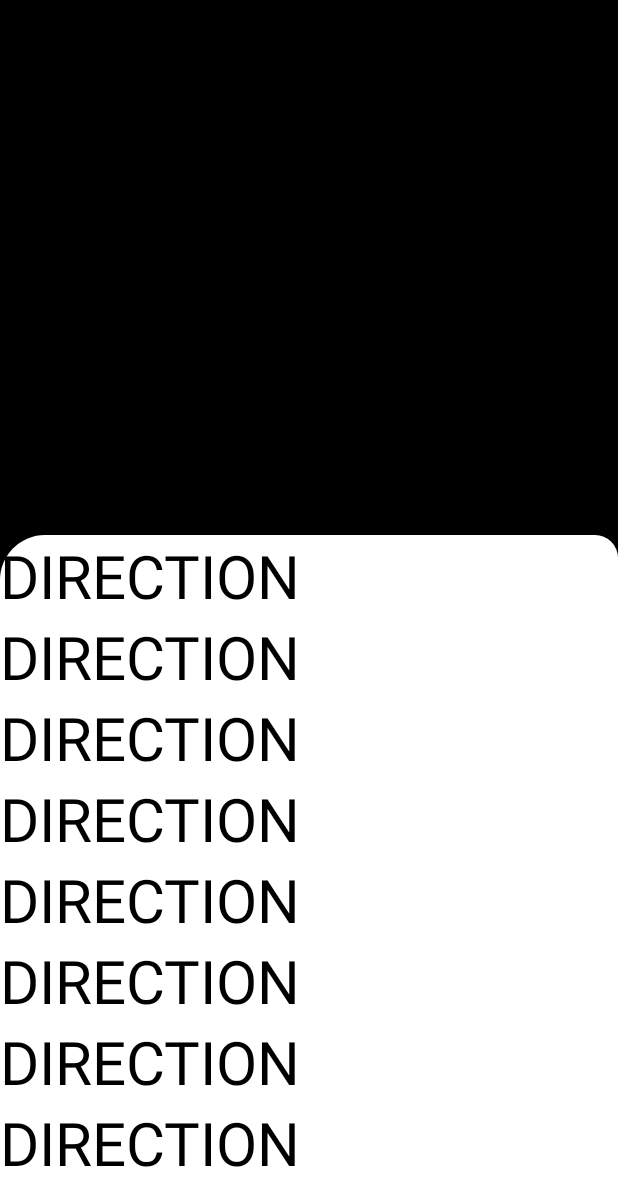
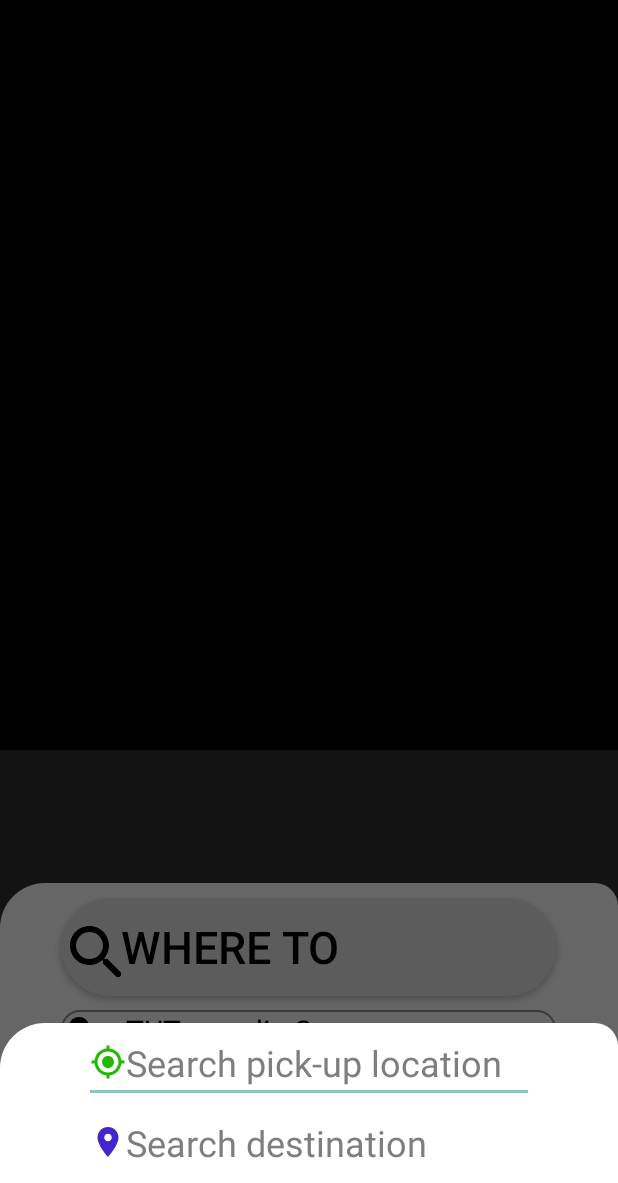
Before and after one commit to TresorKL/TaxiApp, an Android app: the screen it shows after launch (MainActivity), after a tap on "WHERE TO", on a phone screen of 412 x 824 dp, the part 53-1236 px from its top. Run offline under Robolectric (Android 15) with nearby library versions, the phone set to English and light mode, and no system bars.

Commit message:
fetch current location

```diff
--- a/app/build.gradle
+++ b/app/build.gradle
@@ -37,6 +37,7 @@ dependencies {
     implementation 'com.google.android.material:material:1.6.1'
     implementation 'androidx.constraintlayout:constraintlayout:2.1.4'
     implementation 'com.google.android.gms:play-services-maps:18.0.2'
+    implementation 'com.google.android.gms:play-services-location:20.0.0'
     implementation 'androidx.legacy:legacy-support-v4:1.0.0'
     implementation 'androidx.recyclerview:recyclerview:1.2.1'
     testImplementation 'junit:junit:4.13.2'
--- a/app/src/main/java/com/example/taxiapp/Bottom.java
+++ b/app/src/main/java/com/example/taxiapp/Bottom.java
@@ -48,6 +48,9 @@ public class Bottom extends Fragment {
                 dialog.getWindow().getAttributes().windowAnimations=R.style.DialogAnimation;
                 dialog.getWindow().setGravity(Gravity.BOTTOM);
 
+
+
+
             }
         });
 //------------------------------------------------------------------------------------------------
--- a/app/src/main/java/com/example/taxiapp/MapsFragment.java
+++ b/app/src/main/java/com/example/taxiapp/MapsFragment.java
@@ -2,56 +2,163 @@ package com.example.taxiapp;
 
 import androidx.annotation.NonNull;
 import androidx.annotation.Nullable;
+import androidx.core.app.ActivityCompat;
+import androidx.core.content.ContextCompat;
 import androidx.fragment.app.Fragment;
 
+import android.Manifest;
+import android.annotation.SuppressLint;
+import android.content.pm.PackageManager;
+import android.location.Address;
+import android.location.Geocoder;
+import android.location.Location;
+import android.location.LocationRequest;
 import android.os.Bundle;
 import android.view.LayoutInflater;
 import android.view.View;
 import android.view.ViewGroup;
+import android.widget.Toast;
 
+import com.google.android.gms.location.FusedLocationProviderClient;
+import com.google.android.gms.location.LocationCallback;
+import com.google.android.gms.location.LocationServices;
+import com.google.android.gms.maps.CameraUpdate;
 import com.google.android.gms.maps.CameraUpdateFactory;
 import com.google.android.gms.maps.GoogleMap;
 import com.google.android.gms.maps.OnMapReadyCallback;
 import com.google.android.gms.maps.SupportMapFragment;
 import com.google.android.gms.maps.model.LatLng;
+import com.google.android.gms.maps.model.LatLngBounds;
 import com.google.android.gms.maps.model.MarkerOptions;
+import com.google.android.gms.tasks.OnSuccessListener;
+import com.google.android.gms.tasks.Task;
 
-public class MapsFragment extends Fragment {
+import java.util.List;
 
-    private OnMapReadyCallback callback = new OnMapReadyCallback() {
+public class MapsFragment extends Fragment  {
+    private Location currentLocation ;
+    LocationRequest mLocationRequest;
+    SupportMapFragment supportMapFragment;
 
-        /**
-         * Manipulates the map once available.
-         * This callback is triggered when the map is ready to be used.
-         * This is where we can add markers or lines, add listeners or move the camera.
-         * In this case, we just add a marker near Sydney, Australia.
-         * If Google Play services is not installed on the device, the user will be prompted to
-         * install it inside the SupportMapFragment. This method will only be triggered once the
-         * user has installed Google Play services and returned to the app.
-         */
-        @Override
-        public void onMapReady(GoogleMap googleMap) {
-            LatLng sydney = new LatLng(-34, 151);
-            googleMap.addMarker(new MarkerOptions().position(sydney).title("Marker in Sydney"));
-            googleMap.moveCamera(CameraUpdateFactory.newLatLng(sydney));
-        }
-    };
+    private FusedLocationProviderClient fusedLocationProviderClient;
+    private static final int PERMISSION_REQUEST_CODE =1000;
+
+    public Location getCurrentL(){
+        return currentLocation;
+    }
+    public void setCurrentLocation(Location currentLocation){
+        this.currentLocation=currentLocation;
+    }
+
+
 
     @Nullable
     @Override
     public View onCreateView(@NonNull LayoutInflater inflater,
                              @Nullable ViewGroup container,
                              @Nullable Bundle savedInstanceState) {
-        return inflater.inflate(R.layout.fragment_maps, container, false);
+
+
+       View view =inflater.inflate(R.layout.fragment_maps, container, false);
+
+        fusedLocationProviderClient= LocationServices.getFusedLocationProviderClient(getActivity());
+        supportMapFragment =(SupportMapFragment) getChildFragmentManager().findFragmentById(R.id.map);
+
+        getCurrentLocation();
+
+       return  view;
     }
 
-    @Override
-    public void onViewCreated(@NonNull View view, @Nullable Bundle savedInstanceState) {
-        super.onViewCreated(view, savedInstanceState);
-        SupportMapFragment mapFragment =
-                (SupportMapFragment) getChildFragmentManager().findFragmentById(R.id.map);
-        if (mapFragment != null) {
-            mapFragment.getMapAsync(callback);
+
+//    OnMapReadyCallback callback = new OnMapReadyCallback() {
+//
+//        @Override
+//        public void onMapReady(GoogleMap googleMap) {
+//            getCurrentLocation();
+//            LatLng latLng = new LatLng(25.75852,28.20515);
+//            googleMap.addMarker(new MarkerOptions().position(latLng).title("My Location"));
+//            //googleMap.moveCamera(CameraUpdateFactory.newLatLng(sydney));
+//            googleMap.animateCamera(CameraUpdateFactory.newLatLngZoom(latLng,10));
+//
+//
+//        }
+//
+//
+//    };
+
+
+
+
+    private void getCurrentLocation() {
+
+
+        if(ContextCompat.checkSelfPermission(getContext(),Manifest.permission.ACCESS_FINE_LOCATION) == PackageManager.PERMISSION_GRANTED
+          &&ContextCompat.checkSelfPermission(getContext(),Manifest.permission.ACCESS_FINE_LOCATION) == PackageManager.PERMISSION_GRANTED){
+
+            @SuppressLint("MissingPermission") Task<Location> task = fusedLocationProviderClient.getLastLocation();
+
+            task.addOnSuccessListener(new OnSuccessListener<Location>() {
+                @Override
+                public void onSuccess(final Location location) {
+                     //  if(location!=null){
+
+                           currentLocation=location;
+
+                           supportMapFragment.getMapAsync(new OnMapReadyCallback() {
+                               @Override
+                               public void onMapReady(@NonNull GoogleMap googleMap) {
+                                   getCurrentLocation();
+
+                               LatLng latLng = new LatLng(currentLocation.getLatitude(),currentLocation.getLongitude());
+
+
+                                   googleMap.addMarker(new MarkerOptions().position(latLng).title("you are here"));
+
+                                   googleMap.moveCamera(CameraUpdateFactory.newLatLngZoom(latLng,16.0f));
+                               }
+                           });
+
+                           //https://www.google.com/maps/place/Googleplex,+1600+Amphitheatre+Pkwy,+Mountain+View,+CA+94043,+United+States/@37.4219983,-122.084,17z/data=!4m2!3m1!1s0x808fba02425dad8f:0x6c296c66619367e0?source=mlgmmupgrade
+
+
+//                     Toast.makeText(getContext()," "+getCurrentL().getLongitude(),Toast.LENGTH_LONG).show();
+//                           Address address=null;
+//                           Geocoder geocoder = new Geocoder(getContext());
+//                           try {
+//
+//                                List<Address> addressList=geocoder.getFromLocation(location.getLatitude(), location.getLongitude(), 1);
+//                             //  List<Address> addressList=geocoder.getFromLocation(-25.758062186313445,28.204679632844414, 1);
+//                               address=addressList.get(0);
+//                          Toast.makeText(getContext(),address.getCountryName()+":  "+address.getLocality(),Toast.LENGTH_LONG).show();
+//                           }catch (Exception ex){
+//                               ex.printStackTrace();
+//                           }
+
+                         //  Toast.makeText(getContext(),address.getCountryName()+":  "+address.getLocality(),Toast.LENGTH_LONG).show();
+                       //}
+                }
+
+            });
+
+        }else {
+            requestPermission();
+
+        }
+
+    }
+
+
+    public Boolean isLocationPermissionGranted(){
+        if(ContextCompat.checkSelfPermission(getContext(),Manifest.permission.ACCESS_FINE_LOCATION) == PackageManager.PERMISSION_DENIED){
+            return true;
+        }else{
+           return false;
         }
     }
+
+    private void requestPermission(){
+        ActivityCompat.requestPermissions(getActivity(),new String[] {Manifest.permission.ACCESS_FINE_LOCATION},101);
+    }
+
+
 }
--- /dev/null
+++ b/app/src/main/java/com/example/taxiapp/SystemProcessor.java
@@ -0,0 +1,4 @@
+package com.example.taxiapp;
+
+public class SystemProcessor {
+}
--- /dev/null
+++ b/app/src/main/res/drawable/current_location.xml
@@ -0,0 +1,5 @@
+<vector android:height="24dp" android:tint="#20BB01"
+    android:viewportHeight="24" android:viewportWidth="24"
+    android:width="24dp" xmlns:android="http://schemas.android.com/apk/res/android">
+    <path android:fillColor="@android:color/white" android:pathData="M12,8c-2.21,0 -4,1.79 -4,4s1.79,4 4,4 4,-1.79 4,-4 -1.79,-4 -4,-4zM20.94,11c-0.46,-4.17 -3.77,-7.48 -7.94,-7.94L13,1h-2v2.06C6.83,3.52 3.52,6.83 3.06,11L1,11v2h2.06c0.46,4.17 3.77,7.48 7.94,7.94L11,23h2v-2.06c4.17,-0.46 7.48,-3.77 7.94,-7.94L23,13v-2h-2.06zM12,19c-3.87,0 -7,-3.13 -7,-7s3.13,-7 7,-7 7,3.13 7,7 -3.13,7 -7,7z"/>
+</vector>
--- /dev/null
+++ b/app/src/main/res/drawable/destination_icon.xml
@@ -0,0 +1,5 @@
+<vector android:height="24dp" android:tint="#4424CD"
+    android:viewportHeight="24" android:viewportWidth="24"
+    android:width="24dp" xmlns:android="http://schemas.android.com/apk/res/android">
+    <path android:fillColor="@android:color/white" android:pathData="M12,2C8.13,2 5,5.13 5,9c0,5.25 7,13 7,13s7,-7.75 7,-13c0,-3.87 -3.13,-7 -7,-7zM12,11.5c-1.38,0 -2.5,-1.12 -2.5,-2.5s1.12,-2.5 2.5,-2.5 2.5,1.12 2.5,2.5 -1.12,2.5 -2.5,2.5z"/>
+</vector>
--- a/app/src/main/res/layout/direction_layout.xml
+++ b/app/src/main/res/layout/direction_layout.xml
@@ -10,65 +10,33 @@
         android:layout_width="match_parent"
         android:layout_height="wrap_content"
         android:orientation="vertical"
+
         >
 
+        <EditText
+            android:id="@+id/pickUp"
+            android:layout_width="300sp"
+            android:layout_height="wrap_content"
+            android:layout_gravity="center"
+            android:hint="Search pick-up location"
+            android:textColorHint="#807D7D"
+            android:drawableLeft="@drawable/current_location"
+            android:textColor="@color/black"
+            android:textSize="24sp"
 
-        <TextView
-            android:layout_width="wrap_content"
+            />
+        <EditText
+            android:id="@+id/destination"
+            android:layout_width="300sp"
             android:layout_height="wrap_content"
-            android:text="DIRECTION"
+            android:layout_gravity="center"
+            android:hint="Search destination"
+            android:textColorHint="#807D7D"
             android:textColor="@color/black"
-            android:textSize="40sp"
+            android:drawableLeft="@drawable/destination_icon"
+            android:textSize="24sp"
             />
-        <TextView
-            android:layout_width="wrap_content"
-            android:layout_height="wrap_content"
-            android:text="DIRECTION"
-            android:textColor="@color/black"
-            android:textSize="40sp"
-            />
-        <TextView
-            android:layout_width="wrap_content"
-            android:layout_height="wrap_content"
-            android:text="DIRECTION"
-            android:textColor="@color/black"
-            android:textSize="40sp"
-            />
-        <TextView
-            android:layout_width="wrap_content"
-            android:layout_height="wrap_content"
-            android:text="DIRECTION"
-            android:textColor="@color/black"
-            android:textSize="40sp"
-            />
-        <TextView
-            android:layout_width="wrap_content"
-            android:layout_height="wrap_content"
-            android:text="DIRECTION"
-            android:textColor="@color/black"
-            android:textSize="40sp"
-            />
-        <TextView
-            android:layout_width="wrap_content"
-            android:layout_height="wrap_content"
-            android:text="DIRECTION"
-            android:textColor="@color/black"
-            android:textSize="40sp"
-            />
-        <TextView
-            android:layout_width="wrap_content"
-            android:layout_height="wrap_content"
-            android:text="DIRECTION"
-            android:textColor="@color/black"
-            android:textSize="40sp"
-            />
-        <TextView
-            android:layout_width="wrap_content"
-            android:layout_height="wrap_content"
-            android:text="DIRECTION"
-            android:textColor="@color/black"
-            android:textSize="40sp"
-            />
+
 
 
     </LinearLayout>
```
Also changed, not shown: app/src/main/AndroidManifest.xml (+10 -0 lines).
